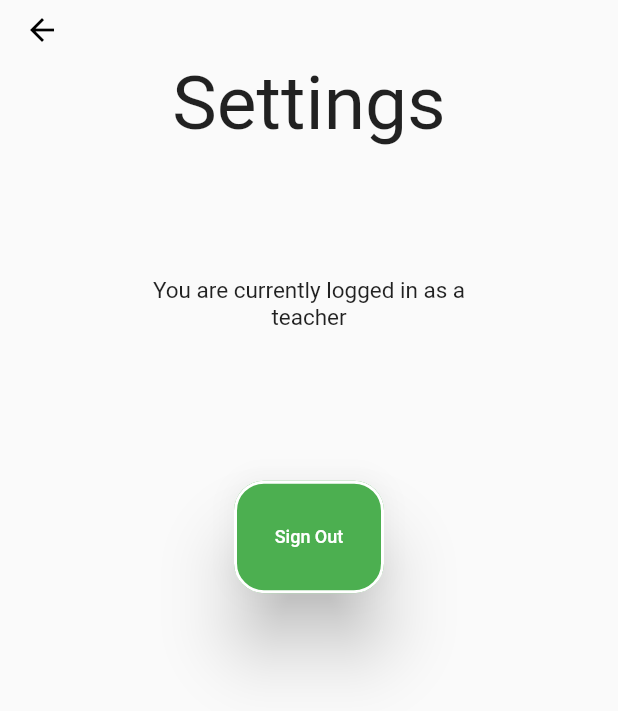
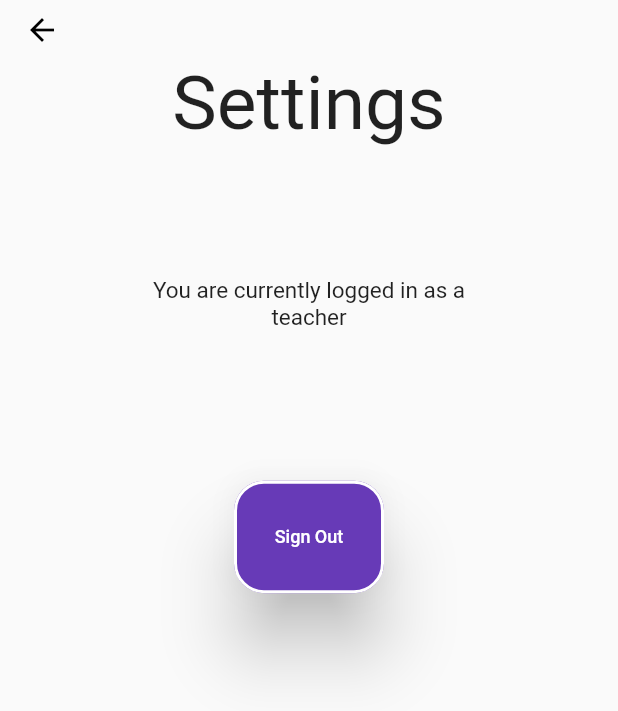
Before and after one commit to ekam-g/hackithon, a Flutter app: the screen it shows once a user with an empty profile is signed in, after a tap on the "settings" icon, on a phone screen of 412 x 824 dp. Shown: the top 711 px of the screen. Run offline on Flutter 3.47's test engine with Material 2 defaults, Android fonts, the light colour scheme and no system bars; our stand-ins replace cloud_firestore, firebase_auth, firebase_core, flutter_tts, image_picker, shared_preferences and 2 more; missing offline and left inert: google_mlkit_text_recognition, sentiment_dart; accounts and stored records are empty; Roboto replaces fonts that are missing (Poppins).

Commit message:
color and other ui changes

```diff
--- a/frontend/lib/backround.dart
+++ b/frontend/lib/backround.dart
@@ -2,7 +2,6 @@ import 'package:flutter/material.dart';
 import 'package:flutter/services.dart';
 import 'package:frontend/screens/HomePage.dart';
 import 'package:frontend/screens/defender/defendUI.dart';
-import 'package:frontend/screens/login/Settings.dart';
 import 'package:frontend/screens/textthingy.dart';
 import 'package:water_drop_nav_bar/water_drop_nav_bar.dart';
 
--- a/frontend/lib/main.dart
+++ b/frontend/lib/main.dart
@@ -1,6 +1,5 @@
 import 'package:firebase_core/firebase_core.dart';
 import 'package:flutter/material.dart';
-import 'package:frontend/screens/HomePage.dart';
 import 'package:frontend/screens/login/loginChecker.dart';
 
 Future<void> main() async {
@@ -34,7 +33,7 @@ class Start extends StatelessWidget {
     return MaterialApp(
       title: 'ML Helper',
       theme: ThemeData(
-        primarySwatch: Colors.green,
+        primarySwatch: Colors.deepPurple,
       ),
       home: const SplashScreen(),
     );
--- a/frontend/lib/widgets/coolButtion.dart
+++ b/frontend/lib/widgets/coolButtion.dart
@@ -24,8 +24,8 @@ class SizedButton extends StatelessWidget {
         onPressed: onPressed,
         style: ElevatedButton.styleFrom(
           elevation: 20,
-          primary: Colors.green,
-          onPrimary: Colors.green,
+          primary: Colors.deepPurple,
+          onPrimary: Colors.deepPurple,
           enableFeedback: true,
           shape: RoundedRectangleBorder(
             borderRadius: BorderRadius.circular(20.0),
@@ -112,8 +112,8 @@ class ExpandedButton extends StatelessWidget {
           onPressed: onPressed,
           style: ElevatedButton.styleFrom(
             elevation: 20,
-            primary: Colors.green,
-            onPrimary: Colors.green,
+            primary: Colors.deepPurple,
+            onPrimary: Colors.deepPurple,
             enableFeedback: true,
             shape: RoundedRectangleBorder(
               borderRadius: BorderRadius.circular(18.0),
@@ -161,8 +161,8 @@ class ExpandedButtonRow extends StatelessWidget {
           onPressed: onPressed,
           style: ElevatedButton.styleFrom(
             elevation: 20,
-            primary: Colors.green,
-            onPrimary: Colors.green,
+            primary: Colors.deepPurple,
+            onPrimary: Colors.deepPurple,
             enableFeedback: true,
             shape: RoundedRectangleBorder(
               borderRadius: BorderRadius.circular(18.0),
```
